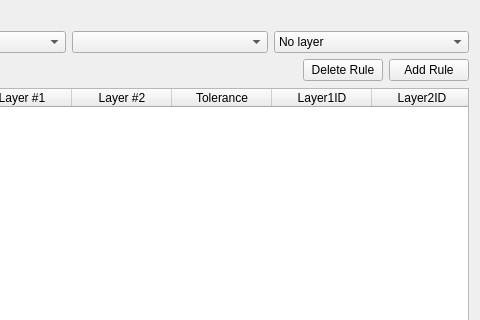
Above: src/plugins/topology/rulesDialog.ui from qgis/QGIS before the change; both pictures show x 140 to 620 and y 0 to 320 of the 620 by 416 pixel window. Below: the same form after it.
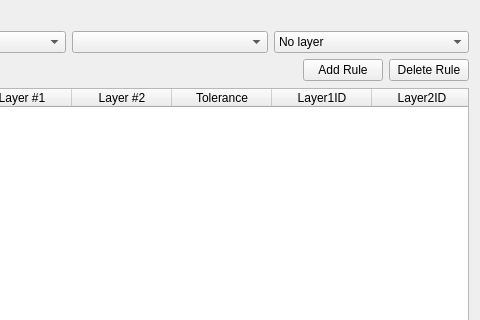
That is the form after the change.

Commit message: [topology checker] swaps add/delete rule buttons

Diff of the .ui file:
```diff
--- a/src/plugins/topology/rulesDialog.ui
+++ b/src/plugins/topology/rulesDialog.ui
@@ -87,13 +87,6 @@
      </item>
      <item>
       <layout class="QHBoxLayout" name="horizontalLayout_4">
-       <item>
-        <widget class="QPushButton" name="mDeleteTestButton">
-         <property name="text">
-          <string>Delete Rule</string>
-         </property>
-        </widget>
-       </item>
        <item>
         <widget class="QPushButton" name="mAddTestButton">
          <property name="text">
@@ -103,6 +96,13 @@
        </item>
       </layout>
      </item>
+     <item>
+      <widget class="QPushButton" name="mDeleteTestButton">
+       <property name="text">
+        <string>Delete Rule</string>
+       </property>
+      </widget>
+     </item>
     </layout>
    </item>
    <item row="3" column="0" colspan="2">
```
